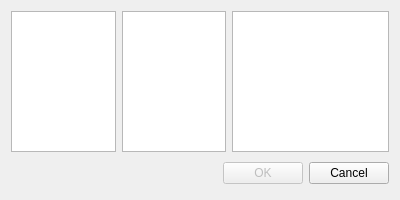
The window that source/minerselectiondialog.ui (martin-kudlicka/crypto-miner) describes before a commit, drawn with Qt 5.
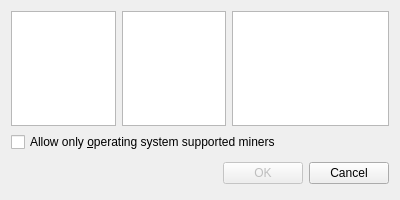
The same window after the commit.

Commit message: + optionally allow only operating system supported miners

Patch:
```diff
--- a/source/minerselectiondialog.ui
+++ b/source/minerselectiondialog.ui
@@ -66,6 +66,13 @@
      </item>
     </layout>
    </item>
+   <item>
+    <widget class="QCheckBox" name="operatingSystemSupportedOnly">
+     <property name="text">
+      <string>Allow only &amp;operating system supported miners</string>
+     </property>
+    </widget>
+   </item>
    <item>
     <layout class="QHBoxLayout">
      <property name="spacing">
```
The commit also changes 2 other files.
